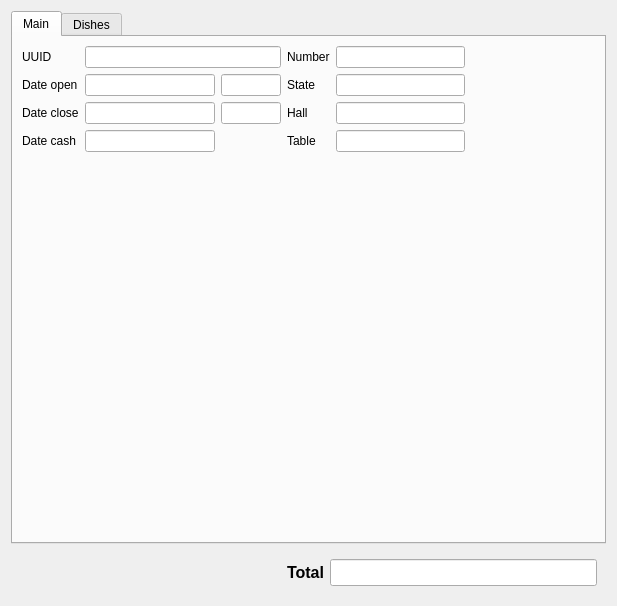
The window that FrontDesk/c5waiterorder.ui (End1-1/Cafe5) describes before a commit, drawn with Qt 5.
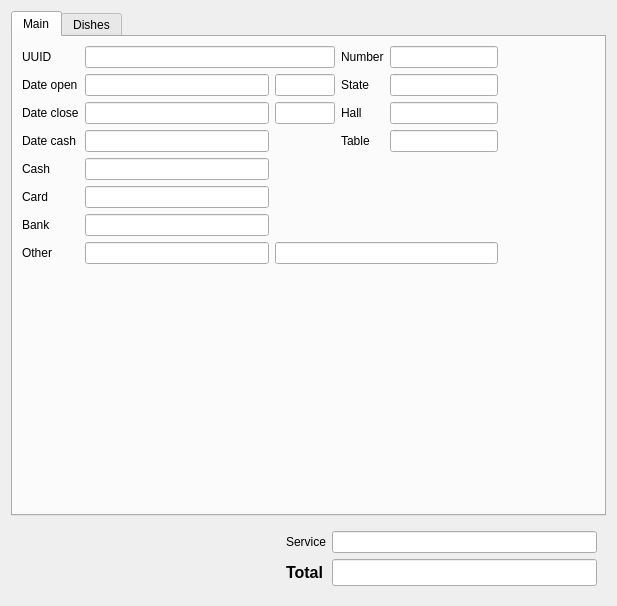
The same window after the commit. Custom widgets are drawn as their Qt base class.

Diff of the .ui file:
```diff
--- a/FrontDesk/c5waiterorder.ui
+++ b/FrontDesk/c5waiterorder.ui
@@ -24,6 +24,69 @@
        <string>Main</string>
       </attribute>
       <layout class="QGridLayout" name="gridLayout_2">
+       <item row="8" column="1">
+        <widget class="C5LineEdit" name="leBank">
+         <property name="maximumSize">
+          <size>
+           <width>200</width>
+           <height>16777215</height>
+          </size>
+         </property>
+         <property name="readOnly">
+          <bool>true</bool>
+         </property>
+        </widget>
+       </item>
+       <item row="7" column="0">
+        <widget class="QLabel" name="label_11">
+         <property name="text">
+          <string>Card</string>
+         </property>
+        </widget>
+       </item>
+       <item row="4" column="1">
+        <widget class="C5DateEdit" name="deDateClose">
+         <property name="maximumSize">
+          <size>
+           <width>200</width>
+           <height>16777215</height>
+          </size>
+         </property>
+        </widget>
+       </item>
+       <item row="8" column="0">
+        <widget class="QLabel" name="label_12">
+         <property name="text">
+          <string>Bank</string>
+         </property>
+        </widget>
+       </item>
+       <item row="6" column="1">
+        <widget class="C5LineEdit" name="leCash">
+         <property name="maximumSize">
+          <size>
+           <width>200</width>
+           <height>16777215</height>
+          </size>
+         </property>
+         <property name="readOnly">
+          <bool>true</bool>
+         </property>
+        </widget>
+       </item>
+       <item row="5" column="1">
+        <widget class="C5DateEdit" name="deDateCash">
+         <property name="maximumSize">
+          <size>
+           <width>200</width>
+           <height>16777215</height>
+          </size>
+         </property>
+         <property name="readOnly">
+          <bool>true</bool>
+         </property>
+        </widget>
+       </item>
        <item row="0" column="0">
         <widget class="QLabel" name="label">
          <property name="text">
@@ -31,58 +94,10 @@
          </property>
         </widget>
        </item>
-       <item row="6" column="1">
-        <spacer name="verticalSpacer">
-         <property name="orientation">
-          <enum>Qt::Vertical</enum>
-         </property>
-         <property name="sizeHint" stdset="0">
-          <size>
-           <width>20</width>
-           <height>40</height>
-          </size>
-         </property>
-        </spacer>
-       </item>
-       <item row="4" column="1">
-        <widget class="C5DateEdit" name="deDateClose"/>
-       </item>
-       <item row="4" column="0">
-        <widget class="QLabel" name="label_3">
+       <item row="9" column="0">
+        <widget class="QLabel" name="label_13">
          <property name="text">
-          <string>Date close</string>
-         </property>
-        </widget>
-       </item>
-       <item row="2" column="1">
-        <widget class="C5DateEdit" name="deDateOpen"/>
-       </item>
-       <item row="5" column="3">
-        <widget class="QLabel" name="label_7">
-         <property name="text">
-          <string>Table</string>
-         </property>
-        </widget>
-       </item>
-       <item row="0" column="4">
-        <widget class="QLineEdit" name="leNumber"/>
-       </item>
-       <item row="5" column="1">
-        <widget class="C5DateEdit" name="deDateCash"/>
-       </item>
-       <item row="2" column="2">
-        <widget class="C5DateEdit" name="teOpen">
-         <property name="minimumSize">
-          <size>
-           <width>0</width>
-           <height>0</height>
-          </size>
-         </property>
-         <property name="maximumSize">
-          <size>
-           <width>60</width>
-           <height>16777215</height>
-          </size>
+          <string>Other</string>
          </property>
         </widget>
        </item>
@@ -93,6 +108,33 @@
          </property>
         </widget>
        </item>
+       <item row="5" column="0">
+        <widget class="QLabel" name="label_4">
+         <property name="text">
+          <string>Date cash</string>
+         </property>
+        </widget>
+       </item>
+       <item row="7" column="1">
+        <widget class="C5LineEdit" name="leCard">
+         <property name="maximumSize">
+          <size>
+           <width>200</width>
+           <height>16777215</height>
+          </size>
+         </property>
+         <property name="readOnly">
+          <bool>true</bool>
+         </property>
+        </widget>
+       </item>
+       <item row="2" column="3">
+        <widget class="QLabel" name="label_8">
+         <property name="text">
+          <string>State</string>
+         </property>
+        </widget>
+       </item>
        <item row="0" column="3">
         <widget class="QLabel" name="label_5">
          <property name="text">
@@ -100,13 +142,36 @@
          </property>
         </widget>
        </item>
-       <item row="0" column="1" colspan="2">
-        <widget class="QLineEdit" name="leUuid">
+       <item row="9" column="2" colspan="3">
+        <widget class="QLineEdit" name="leOtherName">
          <property name="readOnly">
           <bool>true</bool>
          </property>
         </widget>
        </item>
+       <item row="2" column="4">
+        <widget class="QLineEdit" name="leState"/>
+       </item>
+       <item row="2" column="1">
+        <widget class="C5DateEdit" name="deDateOpen">
+         <property name="maximumSize">
+          <size>
+           <width>200</width>
+           <height>16777215</height>
+          </size>
+         </property>
+        </widget>
+       </item>
+       <item row="5" column="4">
+        <widget class="QLineEdit" name="leTable"/>
+       </item>
+       <item row="6" column="0">
+        <widget class="QLabel" name="label_10">
+         <property name="text">
+          <string>Cash</string>
+         </property>
+        </widget>
+       </item>
        <item row="4" column="2">
         <widget class="C5DateEdit" name="teClose">
          <property name="minimumSize">
@@ -123,10 +188,30 @@
          </property>
         </widget>
        </item>
-       <item row="5" column="0">
-        <widget class="QLabel" name="label_4">
+       <item row="5" column="3">
+        <widget class="QLabel" name="label_7">
          <property name="text">
-          <string>Date cash</string>
+          <string>Table</string>
+         </property>
+        </widget>
+       </item>
+       <item row="0" column="1" colspan="2">
+        <widget class="QLineEdit" name="leUuid">
+         <property name="minimumSize">
+          <size>
+           <width>250</width>
+           <height>0</height>
+          </size>
+         </property>
+         <property name="readOnly">
+          <bool>true</bool>
+         </property>
+        </widget>
+       </item>
+       <item row="4" column="0">
+        <widget class="QLabel" name="label_3">
+         <property name="text">
+          <string>Date close</string>
          </property>
         </widget>
        </item>
@@ -137,21 +222,37 @@
          </property>
         </widget>
        </item>
-       <item row="2" column="4">
-        <widget class="QLineEdit" name="leState"/>
+       <item row="9" column="1">
+        <widget class="C5LineEdit" name="leOther">
+         <property name="maximumSize">
+          <size>
+           <width>200</width>
+           <height>16777215</height>
+          </size>
+         </property>
+         <property name="readOnly">
+          <bool>true</bool>
+         </property>
+        </widget>
+       </item>
+       <item row="11" column="1">
+        <spacer name="verticalSpacer">
+         <property name="orientation">
+          <enum>Qt::Vertical</enum>
+         </property>
+         <property name="sizeHint" stdset="0">
+          <size>
+           <width>20</width>
+           <height>40</height>
+          </size>
+         </property>
+        </spacer>
        </item>
        <item row="4" column="4">
         <widget class="QLineEdit" name="leHall"/>
        </item>
-       <item row="2" column="3">
-        <widget class="QLabel" name="label_8">
-         <property name="text">
-          <string>State</string>
-         </property>
-        </widget>
-       </item>
-       <item row="5" column="4">
-        <widget class="QLineEdit" name="leTable"/>
+       <item row="0" column="4">
+        <widget class="QLineEdit" name="leNumber"/>
        </item>
        <item row="0" column="5">
         <spacer name="horizontalSpacer_2">
@@ -166,6 +267,22 @@
          </property>
         </spacer>
        </item>
+       <item row="2" column="2">
+        <widget class="C5DateEdit" name="teOpen">
+         <property name="minimumSize">
+          <size>
+           <width>0</width>
+           <height>0</height>
+          </size>
+         </property>
+         <property name="maximumSize">
+          <size>
+           <width>60</width>
+           <height>16777215</height>
+          </size>
+         </property>
+        </widget>
+       </item>
       </layout>
      </widget>
      <widget class="QWidget" name="tabDishes">
@@ -175,6 +292,18 @@
       <layout class="QHBoxLayout" name="horizontalLayout">
        <item>
         <widget class="C5TableWidget" name="tblDishes">
+         <property name="contextMenuPolicy">
+          <enum>Qt::CustomContextMenu</enum>
+         </property>
+         <property name="editTriggers">
+          <set>QAbstractItemView::NoEditTriggers</set>
+         </property>
+         <property name="selectionMode">
+          <enum>QAbstractItemView::SingleSelection</enum>
+         </property>
+         <property name="selectionBehavior">
+          <enum>QAbstractItemView::SelectRows</enum>
+         </property>
          <column>
           <property name="text">
            <string>ID</string>
@@ -265,7 +394,35 @@
       </size>
      </property>
      <layout class="QGridLayout" name="gridLayout">
-      <item row="0" column="0">
+      <item row="2" column="2">
+       <widget class="C5LineEdit" name="leTotal">
+        <property name="font">
+         <font>
+          <pointsize>12</pointsize>
+          <weight>75</weight>
+          <bold>true</bold>
+         </font>
+        </property>
+        <property name="readOnly">
+         <bool>true</bool>
+        </property>
+       </widget>
+      </item>
+      <item row="2" column="1">
+       <widget class="QLabel" name="label_9">
+        <property name="font">
+         <font>
+          <pointsize>12</pointsize>
+          <weight>75</weight>
+          <bold>true</bold>
+         </font>
+        </property>
+        <property name="text">
+         <string>Total</string>
+        </property>
+       </widget>
+      </item>
+      <item row="2" column="0">
        <spacer name="horizontalSpacer">
         <property name="orientation">
          <enum>Qt::Horizontal</enum>
@@ -278,29 +435,15 @@
         </property>
        </spacer>
       </item>
-      <item row="0" column="1">
-       <widget class="QLabel" name="label_9">
-        <property name="font">
-         <font>
-          <pointsize>12</pointsize>
-          <weight>75</weight>
-          <bold>true</bold>
-         </font>
-        </property>
+      <item row="1" column="1">
+       <widget class="QLabel" name="lbService">
         <property name="text">
-         <string>Total</string>
+         <string>Service</string>
         </property>
        </widget>
       </item>
-      <item row="0" column="2">
-       <widget class="QLineEdit" name="leTotal">
-        <property name="font">
-         <font>
-          <pointsize>12</pointsize>
-          <weight>75</weight>
-          <bold>true</bold>
-         </font>
-        </property>
+      <item row="1" column="2">
+       <widget class="C5LineEdit" name="leService">
         <property name="readOnly">
          <bool>true</bool>
         </property>
@@ -322,6 +465,11 @@
    <extends>QTableWidget</extends>
    <header location="global">c5tablewidget.h</header>
   </customwidget>
+  <customwidget>
+   <class>C5LineEdit</class>
+   <extends>QLineEdit</extends>
+   <header location="global">c5lineedit.h</header>
+  </customwidget>
  </customwidgets>
  <resources/>
  <connections/>
```
